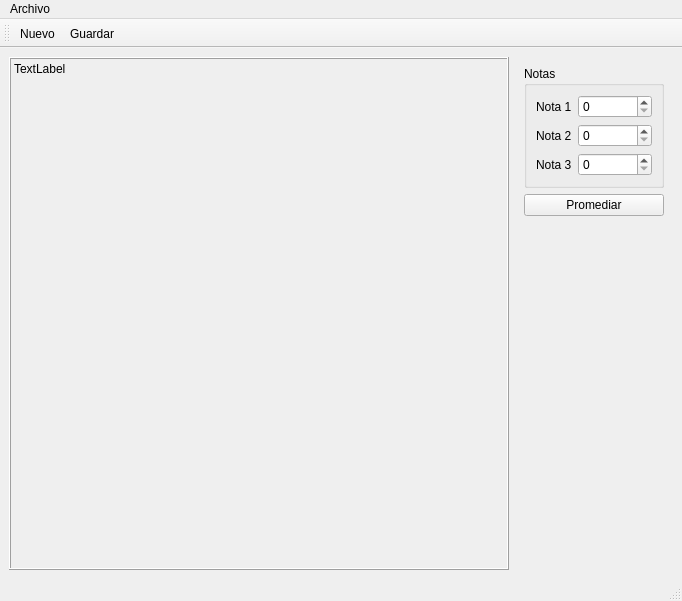
The window that principal.ui (HailNicole/Qt-Graficos-021) describes before a commit, drawn with Qt 5.
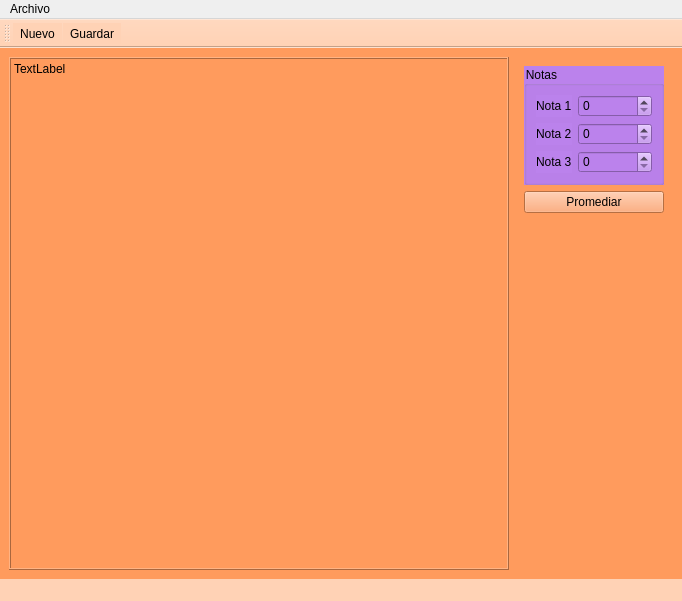
The same window after the commit. Icons and pictures are not drawn.

Diff of the .ui file:
```diff
--- a/principal.ui
+++ b/principal.ui
@@ -14,6 +14,9 @@
    <string>Principal</string>
   </property>
   <widget class="QWidget" name="centralwidget">
+   <property name="styleSheet">
+    <string notr="true">background-color: rgb(255, 155, 93);</string>
+   </property>
    <layout class="QHBoxLayout" name="horizontalLayout">
     <item>
      <widget class="QLabel" name="outCuadro">
@@ -47,6 +50,9 @@
         <layout class="QVBoxLayout" name="verticalLayout">
          <item>
           <widget class="QGroupBox" name="groupBox">
+           <property name="styleSheet">
+            <string notr="true">background-color: rgb(187, 130, 236);</string>
+           </property>
            <property name="title">
             <string>Notas</string>
            </property>
@@ -61,7 +67,7 @@
             <item row="0" column="1">
              <widget class="QSpinBox" name="spinBox">
               <property name="maximum">
-               <number>500</number>
+               <number>495</number>
               </property>
              </widget>
             </item>
@@ -75,7 +81,7 @@
             <item row="1" column="1">
              <widget class="QSpinBox" name="spinBox_2">
               <property name="maximum">
-               <number>500</number>
+               <number>495</number>
               </property>
              </widget>
             </item>
@@ -89,7 +95,7 @@
             <item row="2" column="1">
              <widget class="QSpinBox" name="spinBox_3">
               <property name="maximum">
-               <number>500</number>
+               <number>495</number>
               </property>
              </widget>
             </item>
@@ -108,6 +114,13 @@
       </item>
       <item>
        <widget class="QLabel" name="lbl_result">
+        <property name="font">
+         <font>
+          <family>Dhurjati</family>
+          <pointsize>20</pointsize>
+          <bold>false</bold>
+         </font>
+        </property>
         <property name="text">
          <string/>
         </property>
@@ -152,11 +165,18 @@
    </widget>
    <addaction name="menuArchivo"/>
   </widget>
-  <widget class="QStatusBar" name="statusbar"/>
+  <widget class="QStatusBar" name="statusbar">
+   <property name="styleSheet">
+    <string notr="true">background-color: rgb(255, 210, 181);</string>
+   </property>
+  </widget>
   <widget class="QToolBar" name="toolBar">
    <property name="windowTitle">
     <string>toolBar</string>
    </property>
+   <property name="styleSheet">
+    <string notr="true">background-color: rgb(255, 210, 181);</string>
+   </property>
    <property name="movable">
     <bool>true</bool>
    </property>
```
Left out of the diff: 4 changed lines with no effect on the pictures.
